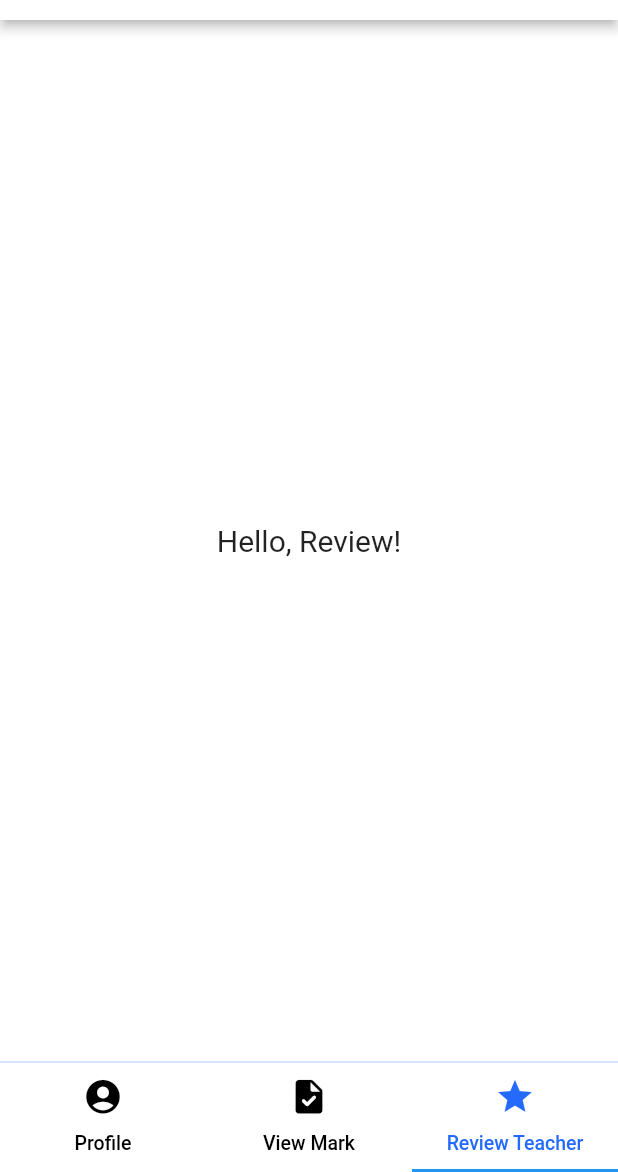
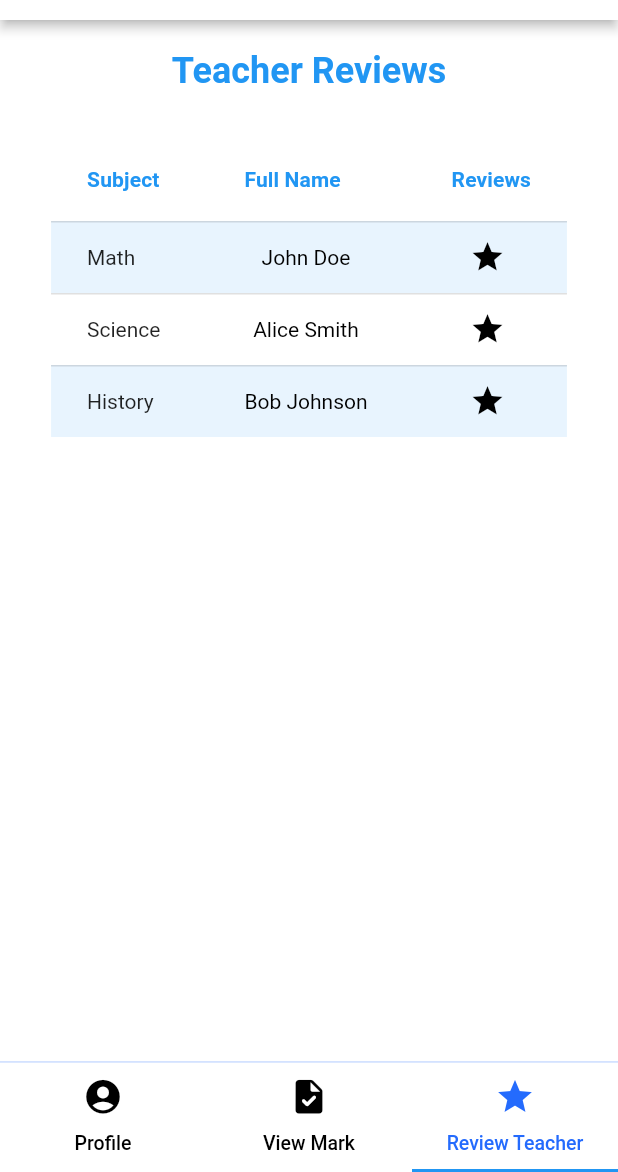
Before and after one commit to Yishak123-sol/school-app, a Flutter app: the screen it shows after launch, item 3 of the bottom bar chosen, on a phone screen of 412 x 824 dp, the part 64-1236 px from its top. Run offline on Flutter 3.47's test engine with Material 2 defaults, Android fonts, the phone set to English and light mode, and no system bars; our stand-ins replace introduction_screen; Roboto replaces fonts that are missing (Poppins).

Commit message:
the reviews can now show the teachers

```diff
--- a/lib/Pages/student_home_page.dart
+++ b/lib/Pages/student_home_page.dart
@@ -1,5 +1,6 @@
 import 'package:flutter/material.dart';
 import 'package:school_app/Pages/student_profile_page.dart';
+import 'package:school_app/Pages/student_review_add_page.dart';
 
 class StudentHomePage extends StatefulWidget {
   const StudentHomePage({super.key});
@@ -132,28 +133,3 @@ class StudentMark extends StatelessWidget {
     );
   }
 }
-
-class ReviewADD extends StatefulWidget {
-  const ReviewADD({super.key});
-
-  @override
-  State<ReviewADD> createState() => _ReviewADDState();
-}
-
-class _ReviewADDState extends State<ReviewADD> {
-  @override
-  Widget build(BuildContext context) {
-    return Container(
-      width: 100,
-      height: 100,
-      child: Center(
-        child: Text(
-          'Hello, Review!',
-          style: TextStyle(
-            fontSize: 20,
-          ),
-        ),
-      ),
-    );
-  }
-}
--- /dev/null
+++ b/lib/Pages/student_review_add_page.dart
@@ -0,0 +1,139 @@
+import 'package:flutter/material.dart';
+
+class ReviewADD extends StatefulWidget {
+  @override
+  State<ReviewADD> createState() => _ReviewADDState();
+}
+
+class _ReviewADDState extends State<ReviewADD> {
+  bool isReviewOpen = false;
+
+  @override
+  void initState() {
+    super.initState();
+    // Set the value of isReviewOpen to true or false based on your condition
+    isReviewOpen =
+        true; // Set to true if the review period is open, or false if it's not.
+  }
+
+  @override
+  Widget build(BuildContext context) {
+    return Column(
+      children: <Widget>[
+        SizedBox(height: 20),
+        Text(
+          'Teacher Reviews',
+          style: TextStyle(
+            fontSize: 24,
+            fontWeight: FontWeight.bold,
+            color: Colors.blue,
+          ),
+        ),
+        SizedBox(height: 10), // Add spacing between title and instruction
+
+        SizedBox(height: 20),
+        if (isReviewOpen)
+          DataTable(
+            columns: [
+              DataColumn(
+                label: Text(
+                  'Subject',
+                  style: TextStyle(
+                    fontWeight: FontWeight.bold,
+                    color: Colors.blue,
+                  ),
+                ),
+              ),
+              DataColumn(
+                label: Text(
+                  'Full Name',
+                  style: TextStyle(
+                    fontWeight: FontWeight.bold,
+                    color: Colors.blue,
+                  ),
+                ),
+              ),
+              DataColumn(
+                label: Text(
+                  'Reviews',
+                  style: TextStyle(
+                    fontWeight: FontWeight.bold,
+                    color: Colors.blue,
+                  ),
+                ),
+              ),
+            ],
+            rows: List<DataRow>.generate(
+              teachers.length,
+              (index) {
+                final isEvenRow =
+                    index.isOdd; // Updated to reverse the coloring order
+                return DataRow(
+                  cells: <DataCell>[
+                    DataCell(
+                      Text(
+                        teachers.keys.toList()[index],
+                      ),
+                    ),
+                    DataCell(
+                      Center(
+                        child: Text(
+                          teachers.values.toList()[index][0],
+                          style: TextStyle(
+                            color: Colors.black, // Updated to black
+                          ),
+                        ),
+                      ),
+                    ),
+                    DataCell(IconButton(
+                      onPressed: () {},
+                      icon: Icon(
+                        Icons.star,
+                        color: Colors.black,
+                      ),
+                    )),
+                  ],
+                  color: MaterialStateProperty.resolveWith<Color>(
+                      (Set<MaterialState> states) {
+                    if (states.contains(MaterialState.selected)) {
+                      return Colors.transparent;
+                    }
+                    return isEvenRow
+                        ? Colors.transparent
+                        : Colors.blue.withOpacity(
+                            0.1); // Updated to reverse the coloring order
+                  }),
+                );
+              },
+            ),
+          )
+        else
+          Column(
+            children: <Widget>[
+              Text(
+                'Review period is not open yet',
+                style: TextStyle(
+                  fontSize: 20,
+                  color: Colors.black, // Updated to black
+                ),
+              ),
+              SizedBox(height: 20),
+              CircularProgressIndicator(
+                color: Colors.blue,
+              ),
+            ],
+          ),
+      ],
+    );
+  }
+
+  Map<String, List<String>> teachers = {
+    'Math': ['John Doe', ''],
+    'Science': ['Alice Smith', ''],
+    'History': ['Bob Johnson', ''],
+  };
+
+  void handleReviewClick(List<String> teacherInfo) {
+    // Handle the review click action
+  }
+}
```
